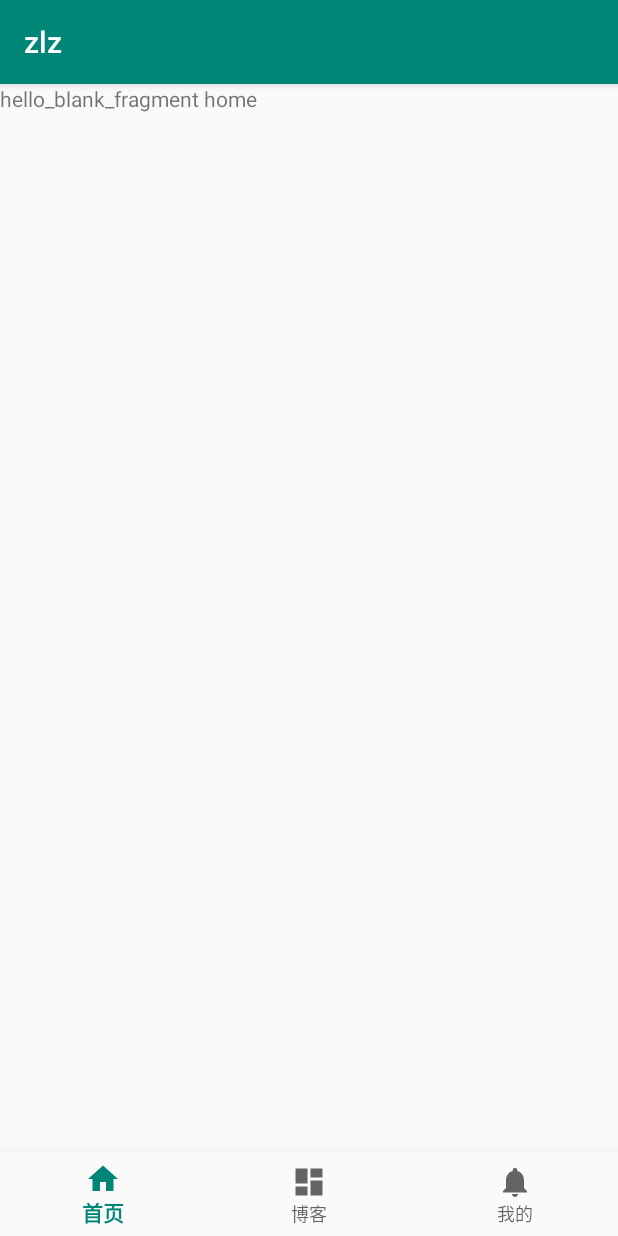
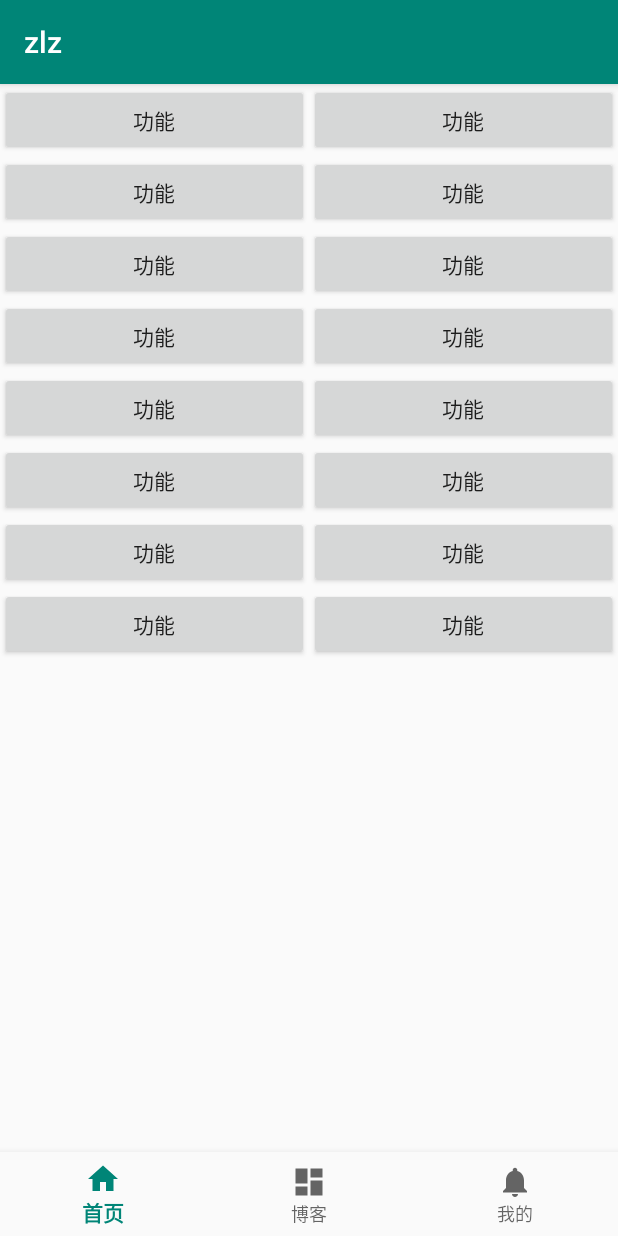
Before and after one commit to zhouxiangjing/zlzold, an Android app: the screen it shows after launch (MainActivity), on a phone screen of 412 x 824 dp. Run offline under Robolectric (Android 15) with nearby library versions, the phone set to English and light mode, and no system bars.

Commit message:
初始化首页

```diff
--- /dev/null
+++ b/app/src/main/res/drawable/bottom_layout_selector.xml
@@ -0,0 +1,6 @@
+<?xml version="1.0" encoding="utf-8"?>
+<selector xmlns:android="http://schemas.android.com/apk/res/android" >
+    <item android:state_pressed="true" android:drawable="@drawable/bottom_select"></item>
+    <item android:state_focused="true" android:drawable="@drawable/bottom_select"></item>
+    <item android:drawable="@drawable/bottom_unselect"></item>
+</selector>
--- /dev/null
+++ b/app/src/main/res/drawable/bottom_select.xml
@@ -0,0 +1,5 @@
+<?xml version="1.0" encoding="utf-8"?>
+<shape xmlns:android="http://schemas.android.com/apk/res/android" >
+    <solid android:color="@color/blue"/>
+    <corners android:bottomLeftRadius="8dp" android:bottomRightRadius="8dp"/>
+</shape>
--- /dev/null
+++ b/app/src/main/res/drawable/bottom_unselect.xml
@@ -0,0 +1,5 @@
+<?xml version="1.0" encoding="utf-8"?>
+<shape xmlns:android="http://schemas.android.com/apk/res/android" >
+    <solid android:color="@color/white"/>
+    <corners android:bottomLeftRadius="8dp" android:bottomRightRadius="8dp"/>
+</shape>
--- /dev/null
+++ b/app/src/main/res/drawable/single_layout_selector.xml
@@ -0,0 +1,6 @@
+<?xml version="1.0" encoding="utf-8"?>
+<selector xmlns:android="http://schemas.android.com/apk/res/android" >
+    <item android:state_pressed="true" android:drawable="@drawable/single_select"></item>
+    <item android:state_focused="true" android:drawable="@drawable/single_select"></item>
+    <item android:drawable="@drawable/single_unselect"></item>
+</selector>
--- /dev/null
+++ b/app/src/main/res/drawable/single_select.xml
@@ -0,0 +1,5 @@
+<?xml version="1.0" encoding="utf-8"?>
+<shape xmlns:android="http://schemas.android.com/apk/res/android" >
+    <solid android:color="@color/blue"/>
+    <corners android:radius="8dp"/>
+</shape>
--- /dev/null
+++ b/app/src/main/res/drawable/single_unselect.xml
@@ -0,0 +1,5 @@
+<?xml version="1.0" encoding="utf-8"?>
+<shape xmlns:android="http://schemas.android.com/apk/res/android" >
+    <solid android:color="@color/white"/>
+    <corners android:radius="8dp"/>
+</shape>
--- /dev/null
+++ b/app/src/main/res/drawable/top_layout_selector.xml
@@ -0,0 +1,6 @@
+<?xml version="1.0" encoding="utf-8"?>
+<selector xmlns:android="http://schemas.android.com/apk/res/android" >
+    <item android:state_pressed="true" android:drawable="@drawable/top_select"></item>
+    <item android:state_focused="true" android:drawable="@drawable/top_select"></item>
+    <item android:drawable="@drawable/top_unselect"></item>
+</selector>
--- /dev/null
+++ b/app/src/main/res/drawable/top_select.xml
@@ -0,0 +1,5 @@
+<?xml version="1.0" encoding="utf-8"?>
+<shape xmlns:android="http://schemas.android.com/apk/res/android" >
+    <solid android:color="@color/blue"/>
+    <corners android:topRightRadius="8dp" android:topLeftRadius="8dp"/>
+</shape>
--- /dev/null
+++ b/app/src/main/res/drawable/top_unselect.xml
@@ -0,0 +1,5 @@
+<?xml version="1.0" encoding="utf-8"?>
+<shape xmlns:android="http://schemas.android.com/apk/res/android" >
+    <solid android:color="@color/white"/>
+    <corners android:topRightRadius="8dp" android:topLeftRadius="8dp"/>
+</shape>
--- a/app/src/main/res/layout/fragment_home.xml
+++ b/app/src/main/res/layout/fragment_home.xml
@@ -1,14 +1,89 @@
 <?xml version="1.0" encoding="utf-8"?>
-<FrameLayout xmlns:android="http://schemas.android.com/apk/res/android"
-    xmlns:tools="http://schemas.android.com/tools"
-    android:layout_width="match_parent"
-    android:layout_height="match_parent"
-    tools:context=".FragmentHome">
+<GridLayout xmlns:android="http://schemas.android.com/apk/res/android"
+    android:id="@+id/GridLayout1"
+    android:layout_width="fill_parent"
+    android:layout_height="wrap_content"
+    android:columnCount="2"
+    android:orientation="horizontal">
 
-    <!-- TODO: Update blank fragment layout -->
-    <TextView
-        android:layout_width="match_parent"
-        android:layout_height="match_parent"
-        android:text="hello_blank_fragment home" />
+    <Button
+    android:layout_columnWeight="1"
+    android:layout_gravity="fill"
+    android:text="功能" />
 
-</FrameLayout>
+    <Button
+        android:layout_columnWeight="1"
+        android:layout_gravity="fill"
+        android:text="功能" />
+
+    <Button
+        android:layout_columnWeight="1"
+        android:layout_gravity="fill"
+        android:text="功能" />
+
+    <Button
+        android:layout_columnWeight="1"
+        android:layout_gravity="fill"
+        android:text="功能" />
+
+    <Button
+        android:layout_columnWeight="1"
+        android:layout_gravity="fill"
+        android:text="功能" />
+
+    <Button
+        android:layout_columnWeight="1"
+        android:layout_gravity="fill"
+        android:text="功能" />
+
+    <Button
+        android:layout_columnWeight="1"
+        android:layout_gravity="fill"
+        android:text="功能" />
+
+    <Button
+        android:layout_columnWeight="1"
+        android:layout_gravity="fill"
+        android:text="功能" />
+
+    <Button
+        android:layout_columnWeight="1"
+        android:layout_gravity="fill"
+        android:text="功能" />
+
+    <Button
+        android:layout_columnWeight="1"
+        android:layout_gravity="fill"
+        android:text="功能" />
+
+    <Button
+        android:layout_columnWeight="1"
+        android:layout_gravity="fill"
+        android:text="功能" />
+
+    <Button
+        android:layout_columnWeight="1"
+        android:layout_gravity="fill"
+        android:text="功能" />
+
+    <Button
+        android:layout_columnWeight="1"
+        android:layout_gravity="fill"
+        android:text="功能" />
+
+    <Button
+        android:layout_columnWeight="1"
+        android:layout_gravity="fill"
+        android:text="功能" />
+
+    <Button
+        android:layout_columnWeight="1"
+        android:layout_gravity="fill"
+        android:text="功能" />
+
+    <Button
+        android:layout_columnWeight="1"
+        android:layout_gravity="fill"
+        android:text="功能" />
+
+</GridLayout>
```
Also changed, not shown: app/src/main/java/com/zxj/zlz/BlogPaper.java (added, +27 -0 lines), app/src/main/res/drawable/bg_layout_shape.xml (added, +7 -0 lines), app/src/main/res/drawable/mid_layout_selector.xml (added, +18 -0 lines), app/src/main/res/layout/activity_blog_paper.xml (added, +15 -0 lines), app/src/main/res/drawable/ic_launcher.png (added), app/src/main/res/drawable/setting_arrow.png (added).
